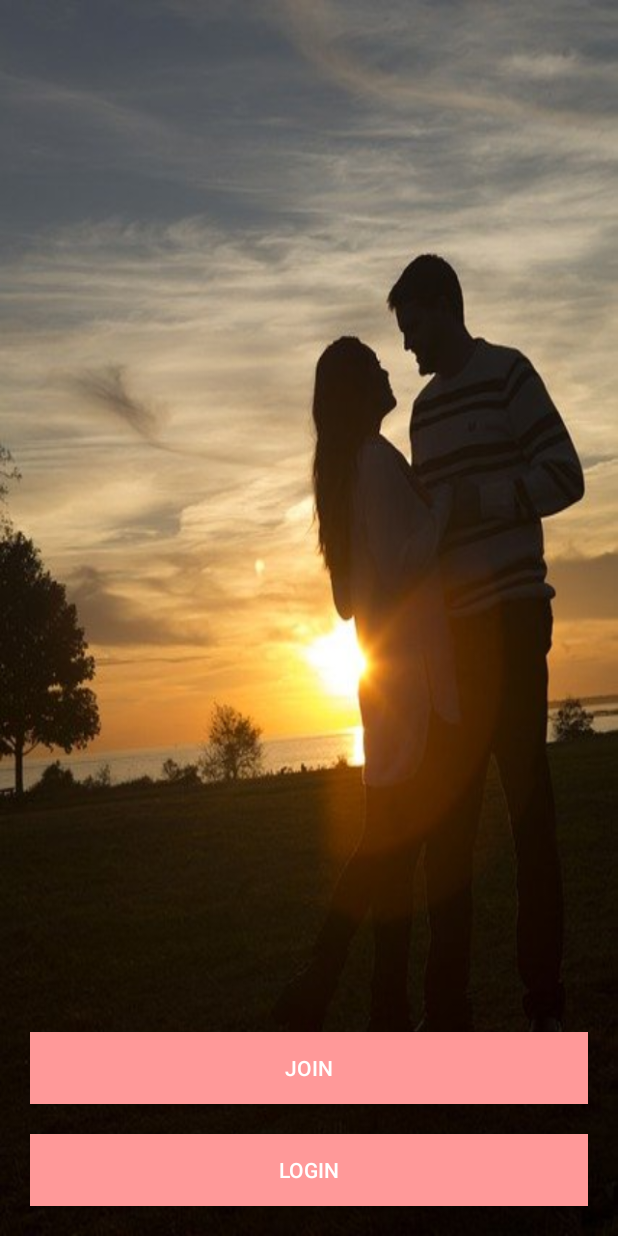
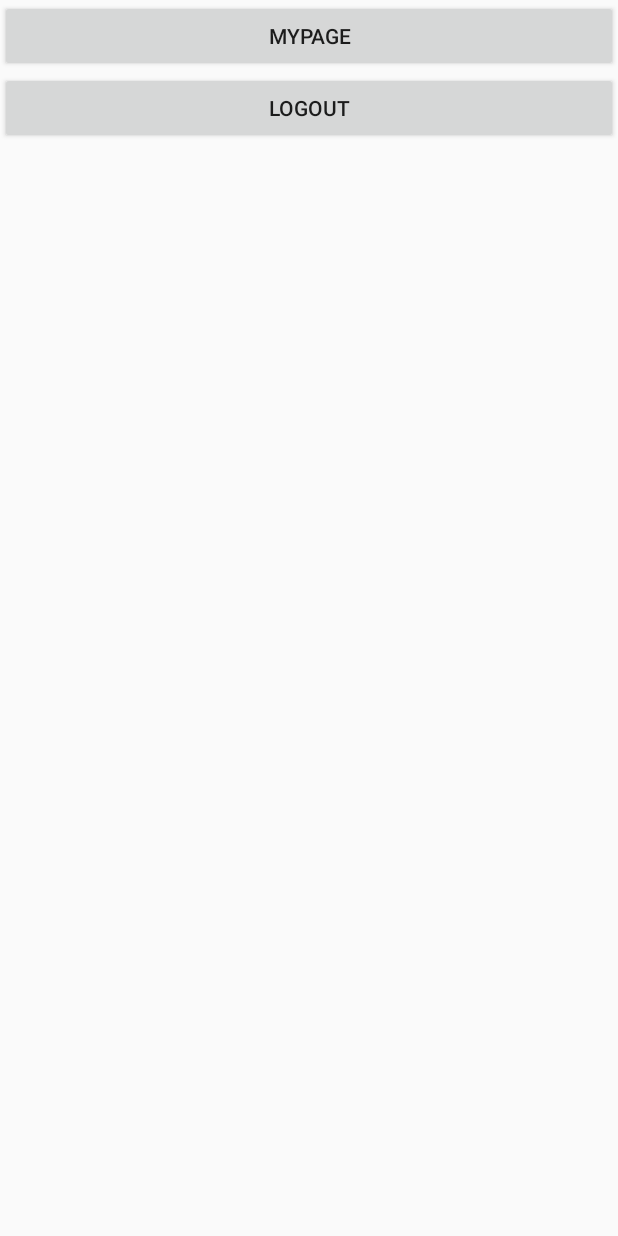
Before and after one commit to lee989898/Dating, an Android app: the screen it shows after launch once a user with an empty profile is signed in (IntroActivity before the commit, SettingActivity after it), after a tap on an icon or button, on a phone screen of 412 x 824 dp. Run offline under Robolectric (Android 15) with nearby library versions, the phone set to English and light mode, and no system bars; our stand-ins replace Firebase (no records; nobody signed in at launch, a user with empty details on screens opened directly); libraries missing offline, so code that uses them is left out: com.yuyakaido.android; 4 statements that could not run were skipped.

Commit message:
feat: 프로필 보기 구현

```diff
--- a/app/build.gradle
+++ b/app/build.gradle
@@ -55,4 +55,10 @@ dependencies {
     implementation 'com.google.firebase:firebase-database-ktx'
 
     implementation 'com.android.support:multidex:1.0.3'
+
+    implementation 'com.google.firebase:firebase-storage-ktx'
+
+    implementation 'com.github.bumptech.glide:glide:4.13.0'
+    annotationProcessor 'com.github.bumptech.glide:compiler:4.13.0'
+
 }
--- a/app/src/main/java/com/lee989898/dating/MainActivity.kt
+++ b/app/src/main/java/com/lee989898/dating/MainActivity.kt
@@ -12,6 +12,7 @@ import com.google.firebase.database.ValueEventListener
 import com.google.firebase.ktx.Firebase
 import com.lee989898.dating.auth.IntroActivity
 import com.lee989898.dating.auth.UserDataModel
+import com.lee989898.dating.setting.SettingActivity
 import com.lee989898.dating.slider.CardStackAdapter
 import com.lee989898.dating.utils.FirebaseRef
 import com.yuyakaido.android.cardstackview.CardStackLayoutManager
@@ -33,10 +34,10 @@ class MainActivity : AppCompatActivity() {
         val setting = findViewById<ImageView>(R.id.settingIcon)
         setting.setOnClickListener {
 
-            val auth = Firebase.auth
-            auth.signOut()
-
-            val intent = Intent(this, IntroActivity::class.java)
+//            val auth = Firebase.auth
+//            auth.signOut()
+//
+            val intent = Intent(this, SettingActivity::class.java)
             startActivity(intent)
         }
 
@@ -92,4 +93,6 @@ class MainActivity : AppCompatActivity() {
         FirebaseRef.userInfoRef.addValueEventListener(postListener)
     }
 
+
+
 }
--- /dev/null
+++ b/app/src/main/java/com/lee989898/dating/setting/SettingActivity.kt
@@ -0,0 +1,34 @@
+package com.lee989898.dating.setting
+
+import android.content.Intent
+import androidx.appcompat.app.AppCompatActivity
+import android.os.Bundle
+import android.widget.Button
+import com.google.firebase.auth.ktx.auth
+import com.google.firebase.ktx.Firebase
+import com.lee989898.dating.R
+import com.lee989898.dating.auth.IntroActivity
+
+class SettingActivity : AppCompatActivity() {
+    override fun onCreate(savedInstanceState: Bundle?) {
+        super.onCreate(savedInstanceState)
+        setContentView(R.layout.activity_setting)
+
+        val mybtn = findViewById<Button>(R.id.myPageBtn)
+        mybtn.setOnClickListener {
+            val intent = Intent(this, MyPageActivity::class.java)
+            startActivity(intent)
+        }
+
+        val logoutBtn = findViewById<Button>(R.id.logoutBtn)
+        logoutBtn.setOnClickListener {
+            val auth = Firebase.auth
+            auth.signOut()
+
+            val intent = Intent(this, IntroActivity::class.java)
+            startActivity(intent)
+
+        }
+
+    }
+}
--- /dev/null
+++ b/app/src/main/res/layout/activity_setting.xml
@@ -0,0 +1,23 @@
+<?xml version="1.0" encoding="utf-8"?>
+<LinearLayout
+    xmlns:android="http://schemas.android.com/apk/res/android"
+    xmlns:app="http://schemas.android.com/apk/res-auto"
+    xmlns:tools="http://schemas.android.com/tools"
+    android:layout_width="match_parent"
+    android:layout_height="match_parent"
+    android:orientation="vertical"
+    tools:context=".setting.SettingActivity">
+
+    <Button
+        android:id="@+id/myPageBtn"
+        android:text="myPage"
+        android:layout_width="match_parent"
+        android:layout_height="wrap_content"/>
+
+    <Button
+        android:id="@+id/logoutBtn"
+        android:text="LOGOUT"
+        android:layout_width="match_parent"
+        android:layout_height="wrap_content"/>
+
+</LinearLayout>
--- a/app/src/main/res/layout/item_card.xml
+++ b/app/src/main/res/layout/item_card.xml
@@ -14,7 +14,7 @@
             android:id="@+id/profileImageArea"
             android:layout_width="match_parent"
             android:layout_height="500dp"
-            android:src="@drawable/no" />
+             />
 
         <TextView
             android:id="@+id/itemNickname"
```
Also changed, not shown: app/src/main/AndroidManifest.xml (+8 -0 lines), app/src/main/java/com/lee989898/dating/auth/JoinActivity.kt (+37 -1 lines), app/src/main/java/com/lee989898/dating/setting/MyPageActivity.kt (added, +70 -0 lines), app/src/main/java/com/lee989898/dating/slider/CardStackAdapter.kt (+17 -0 lines), app/src/main/res/layout/activity_my_page.xml (added, +69 -0 lines).
